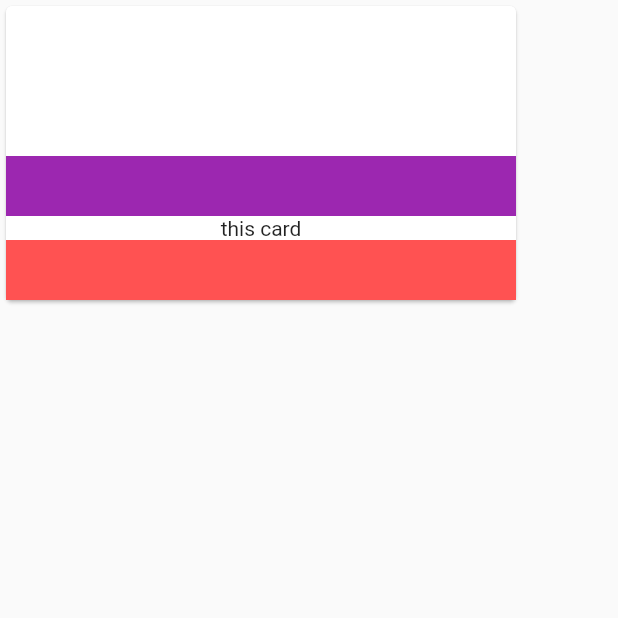
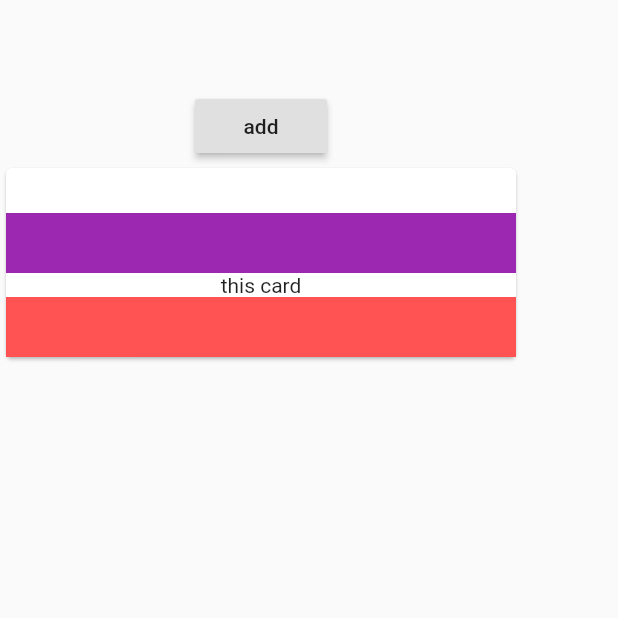
Before and after one commit to akshayyadav76/cource_3, a Flutter app: the screen it shows after launch, on a phone screen of 412 x 824 dp, the top half of it. Run offline on Flutter 3.47's test engine with Material 2 defaults, Android fonts, the phone set to English and light mode, and no system bars.

Commit message:
add button for items

```diff
--- a/lib/main.dart
+++ b/lib/main.dart
@@ -17,11 +17,16 @@ class _MyAppState extends State<MyApp> {
   Widget build(BuildContext context) {
     return Scaffold(
         body: Column(children: [
+
+          SizedBox(height: 60,),
+          RaisedButton(onPressed: (){},child: Text("add"),),
+
+
       Card(
         child: Column(
           children: <Widget>[
             SizedBox(
-              height: 100,
+              height: 30,
             ),
             Container(
               width: 340,
```
